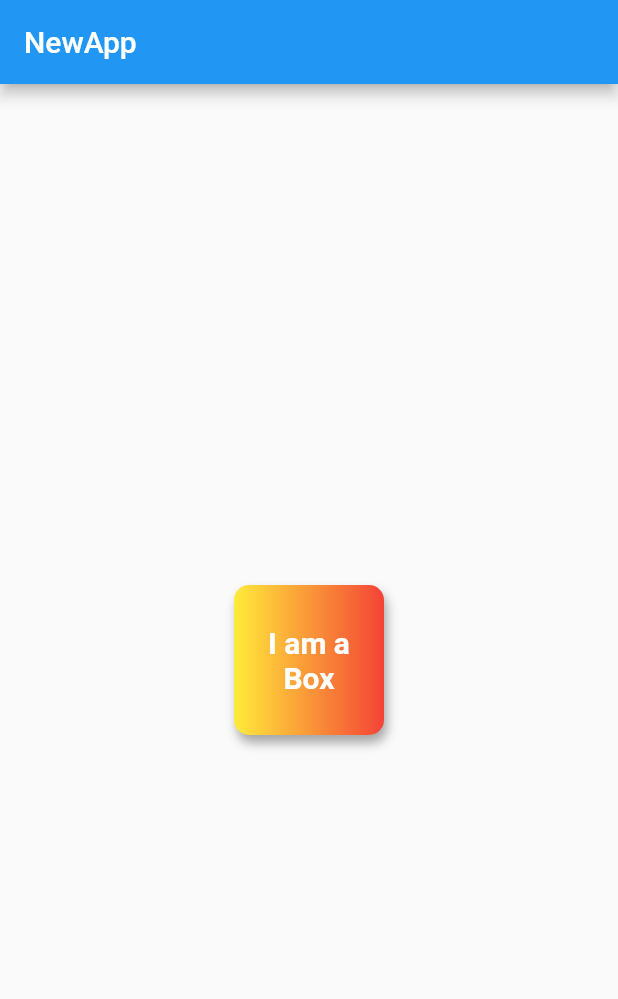
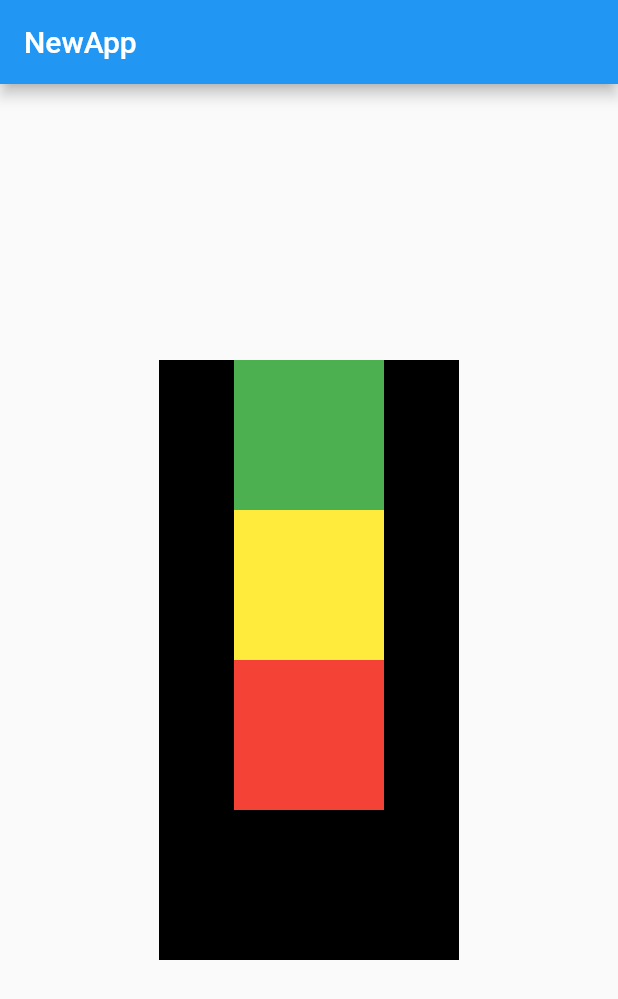
Before and after one commit to hey-ak/Flutter-Refresher, a Flutter app: the screen it shows after launch, on a phone screen of 412 x 824 dp. Shown: the top 999 px of the screen. Run offline on Flutter 3.47's test engine with Material 2 defaults, Android fonts, the phone set to English and light mode, and no system bars.

Commit message:
Rows columns added

```diff
--- a/lib/main.dart
+++ b/lib/main.dart
@@ -16,25 +16,36 @@ class Homepage extends StatelessWidget {
       appBar: AppBar(
         title: Text("NewApp"),
       ),
-      body: Center(
+      body: Padding(
+        padding: const EdgeInsets.all(8.0),
+        child: Align(
+          alignment: Alignment.center,
           child: Container(
-        padding: EdgeInsets.all(5),
-        alignment: Alignment.center,
-        decoration: BoxDecoration(
-            boxShadow: [
-              BoxShadow(
-                color: Color.fromARGB(231, 158, 158, 158),
-              blurRadius: 5,
-              offset: Offset(2.0,5.0),),
-            ],
-            borderRadius: BorderRadius.circular(10),
-            color: Colors.teal,
-            gradient: LinearGradient(colors: [Colors.yellow, Colors.red])),
-        width: 100,
-        height: 100,
-        child: Text( textAlign:TextAlign.center, "I am a Box",style: TextStyle(
-          fontSize: 20,color:Colors.white ,fontWeight:FontWeight.bold),),
-      )),
+            color: Colors.black,
+            width: 200,
+            height: 400,
+              child: Column(
+                mainAxisAlignment: MainAxisAlignment.start,
+                children: [
+                  Container(
+            padding: EdgeInsets.all(8),
+            width: 100,
+            height: 100,color: Colors.green,
+                  ),
+                  Container(
+            padding: EdgeInsets.all(8),
+            width: 100,
+            height: 100,color: Colors.yellow,
+          ),
+                  Container(
+            padding: EdgeInsets.all(8),
+            width: 100,
+            height: 100,color: Colors.red,
+          ),
+                ],
+              )),
+        ),
+      ),
     );
   }
 }
```
